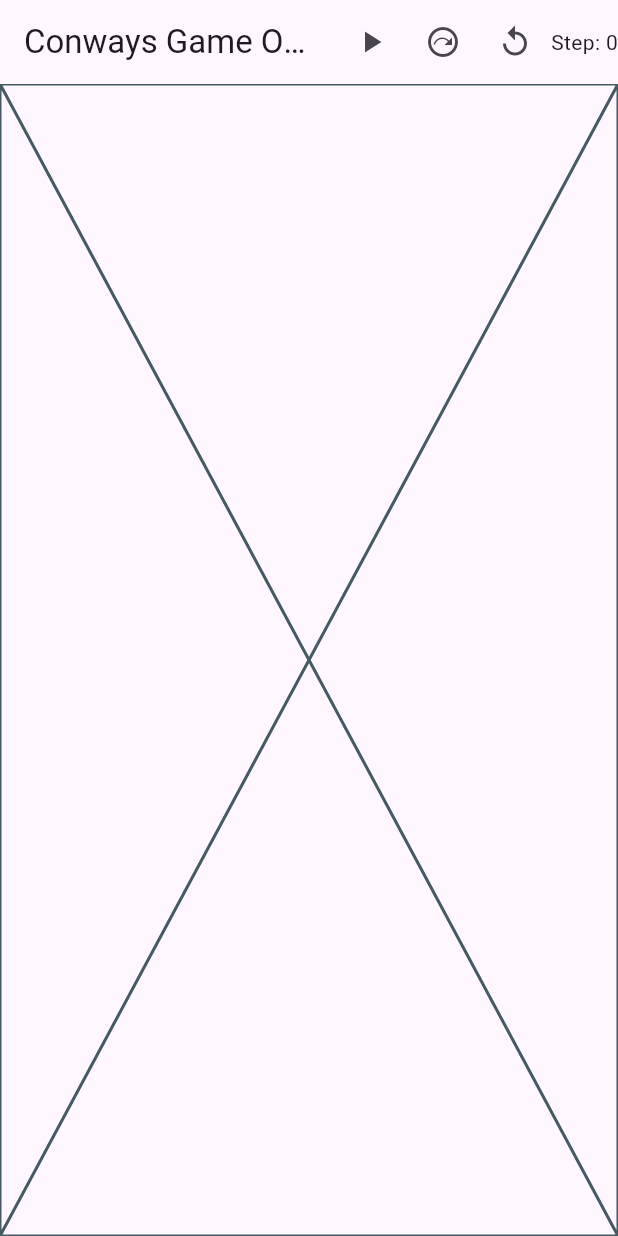
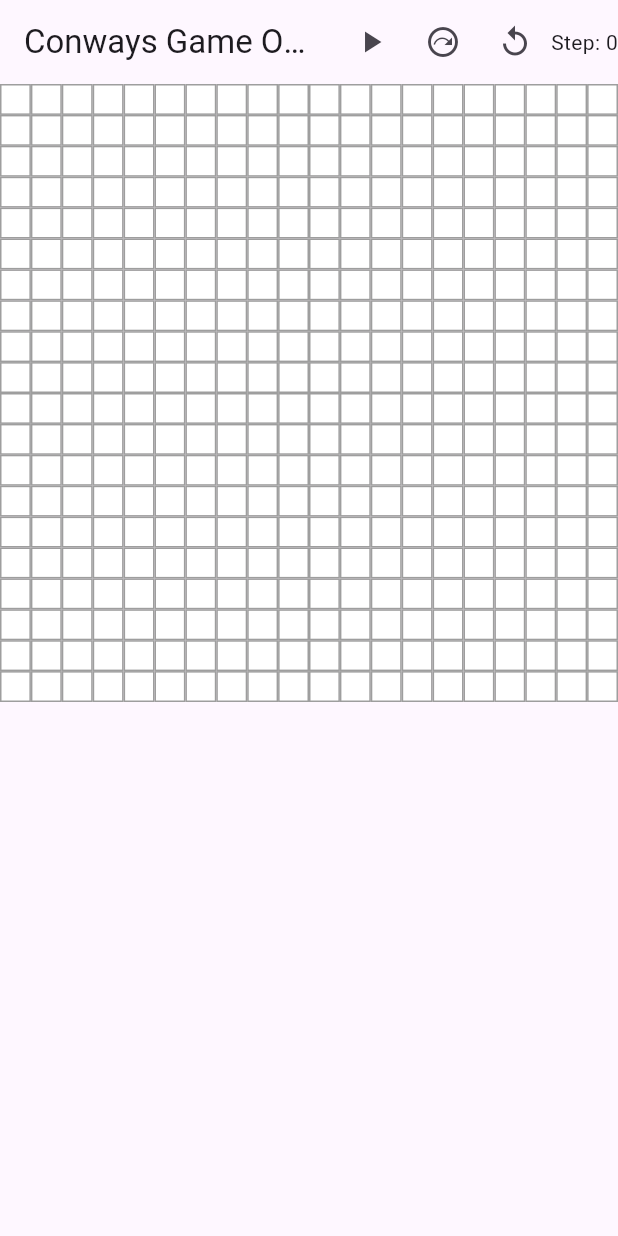
Before and after one commit to Luisg111/game_of_life, a Flutter app: the screen it shows after launch, after a tap on the "play arrow" icon, after a tap on the "replay" icon, on a phone screen of 412 x 824 dp. Run offline on Flutter 3.47's test engine with Material 3 defaults, Android fonts, the phone set to English and light mode, and no system bars; our stand-ins replace bloc, copy_with_extension, equatable, flutter_bloc.

Commit message:
added play field ui

```diff
--- a/lib/main.dart
+++ b/lib/main.dart
@@ -17,7 +17,7 @@
         colorScheme: ColorScheme.fromSeed(seedColor: Colors.deepPurple),
         useMaterial3: true,
       ),
-      home: const MainScreen()
+      home: const MainView()
     );
   }
 }
--- /dev/null
+++ b/lib/model/coordinate.dart
@@ -0,0 +1,15 @@
+import 'package:copy_with_extension/copy_with_extension.dart';
+import 'package:equatable/equatable.dart';
+
+part "coordinate.g.dart";
+
+@CopyWith()
+class Coordinates extends Equatable {
+  final int x;
+  final int y;
+
+  const Coordinates({required this.x, required this.y});
+
+  @override
+  List<Object?> get props => [x, y];
+}
--- a/lib/pages/main_screen/bloc/main_screen_bloc.dart
+++ b/lib/pages/main_screen/bloc/main_screen_bloc.dart
@@ -2,6 +2,7 @@ import 'package:bloc/bloc.dart';
 import 'package:copy_with_extension/copy_with_extension.dart';
 import 'package:equatable/equatable.dart';
 
+import '../../../model/coordinate.dart';
 import '../../../model/tile.dart';
 
 part 'main_screen_bloc.g.dart';
@@ -10,22 +11,57 @@ part 'main_screen_state.dart';
 
 part 'main_screen_event.dart';
 
+const int sizeX = 20;
+const int sizeY = 20;
+
 class MainScreenBloc extends Bloc<MainScreenEvent, MainScreenState> {
-  MainScreenBloc() : super(const MainScreenState()){
+  MainScreenBloc() : super(const MainScreenState()) {
     on<MainScreenPlayPressed>(_onMainScreenPlayPressed);
     on<MainScreenAdvanceSingleStep>(_onMainScreenAdvanceSingleStep);
     on<MainScreenResetPressed>(_onMainScreenResetPressed);
+    on<MainScreenTileKlicked>(_onMainScreenTileKlicked);
+    on<MainScreenInitialize>(_initialize);
+  }
+
+  void _initialize(MainScreenInitialize event, Emitter<MainScreenState> emit) {
+    _initializeTiles(emit);
+  }
+
+  void _onMainScreenTileKlicked(MainScreenTileKlicked event, Emitter<MainScreenState> emit) {
+    print('Tile clicked: ${event.coordinates}');
+    final tiles = Map.of(state.tiles);
+    final coordinates = event.coordinates;
+    tiles[coordinates] = !tiles[coordinates]!;
+    emit(state.copyWith(tiles: tiles));
   }
 
   void _onMainScreenPlayPressed(MainScreenPlayPressed event, Emitter<MainScreenState> emit) {
     emit(state.copyWith(isRunning: !state.isRunning));
   }
 
-  void _onMainScreenAdvanceSingleStep(MainScreenAdvanceSingleStep event, Emitter<MainScreenState> emit) {
+  void _onMainScreenAdvanceSingleStep(MainScreenAdvanceSingleStep event, Emitter<MainScreenState> emit) {}
 
+  void _onMainScreenResetPressed(MainScreenResetPressed event, Emitter<MainScreenState> emit) {
+    final tiles = <Coordinates, bool>{};
+    for (var i = 0; i < sizeX; i++) {
+      for (var j = 0; j < sizeY; j++) {
+        tiles[Coordinates(x: i, y: j)] = false;
+      }
+    }
+    emit(state.copyWith(
+      tiles: tiles,
+      isRunning: false,
+      step: 0,
+    ));
   }
 
-  void _onMainScreenResetPressed(MainScreenResetPressed event, Emitter<MainScreenState> emit) {
-    emit(const MainScreenState());
+  void _initializeTiles(Emitter<MainScreenState> emit) {
+    final tiles = <Coordinates, bool>{};
+    for (var i = 0; i < sizeX; i++) {
+      for (var j = 0; j < sizeY; j++) {
+        tiles[Coordinates(x: i, y: j)] = false;
+      }
+    }
+    emit(state.copyWith(tiles: tiles));
   }
 }
--- a/lib/pages/main_screen/bloc/main_screen_event.dart
+++ b/lib/pages/main_screen/bloc/main_screen_event.dart
@@ -1,6 +1,10 @@
 part of  "main_screen_bloc.dart";
 
 sealed class MainScreenEvent {}
+
+class MainScreenInitialize extends MainScreenEvent {
+  MainScreenInitialize();
+}
 
 class MainScreenPlayPressed extends MainScreenEvent {
   MainScreenPlayPressed();
@@ -13,3 +17,9 @@ class MainScreenAdvanceSingleStep extends MainScreenEvent {
 class MainScreenResetPressed extends MainScreenEvent {
   MainScreenResetPressed();
 }
+
+class MainScreenTileKlicked extends MainScreenEvent {
+  final Coordinates coordinates;
+
+  MainScreenTileKlicked(this.coordinates);
+}
--- a/lib/pages/main_screen/bloc/main_screen_state.dart
+++ b/lib/pages/main_screen/bloc/main_screen_state.dart
@@ -2,12 +2,12 @@ part of "main_screen_bloc.dart";
 
 @CopyWith()
 class MainScreenState extends Equatable {
-  final List<Tile> tiles;
+  final Map<Coordinates,bool> tiles;
   final bool isRunning;
   final int step;
 
   const MainScreenState({
-    this.tiles = const [],
+    this.tiles = const {},
     this.step = 0,
     this.isRunning = false,
   });
--- a/lib/pages/main_screen/view/main_screen.dart
+++ b/lib/pages/main_screen/view/main_screen.dart
@@ -1,16 +1,29 @@
 import 'package:flutter/material.dart';
 import 'package:flutter_bloc/flutter_bloc.dart';
 
+import '../../../model/coordinate.dart';
 import '../bloc/main_screen_bloc.dart';
 
-class MainScreen extends StatelessWidget {
+class MainView extends StatelessWidget {
+  const MainView({super.key});
+
+  @override
+  Widget build(BuildContext context) {
+    return BlocProvider(create: (context) => MainScreenBloc()..add(MainScreenInitialize()), child: const MainScreen());
+  }
+}
+
+class MainScreen extends StatefulWidget {
   const MainScreen({super.key});
 
   @override
+  State<MainScreen> createState() => _MainScreenState();
+}
+
+class _MainScreenState extends State<MainScreen> {
+  @override
   Widget build(BuildContext context) {
-    return BlocProvider(
-      create: (context) => MainScreenBloc(),
-      child: BlocBuilder<MainScreenBloc, MainScreenState>(builder: (context, state) {
+    return BlocBuilder<MainScreenBloc, MainScreenState>(builder: (context, state) {
       return Scaffold(
         appBar: AppBar(
           title: const Text('Conways Game Of Life'),
@@ -33,9 +46,23 @@ class MainScreen extends StatelessWidget {
             Text('Step: ${state.step}'),
           ],
         ),
-          body: const Placeholder(),
+        body: GridView.count(
+          crossAxisCount: sizeX,
+          children: List.generate(sizeX * sizeY, (index) {
+            final x = index % sizeX;
+            final y = index ~/ sizeX;
+            return GestureDetector(
+              onTap: () => context.read<MainScreenBloc>().add(MainScreenTileKlicked(Coordinates(x: x, y: y))),
+              child: Container(
+                decoration: BoxDecoration(
+                  border: Border.all(color: Colors.grey),
+                  color: state.tiles[Coordinates(x: x, y: y)] ?? false ? Colors.black : Colors.white,
+                ),
+              ),
             );
           }),
+        ),
       );
+    });
   }
 }
--- a/pubspec.yaml
+++ b/pubspec.yaml
@@ -38,6 +38,7 @@ dependencies:
   equatable: ^2.0.7
   bloc: ^9.0.0
   flutter_bloc: ^9.0.0
+  flutter_layout_grid: ^2.0.7
 
 dev_dependencies:
   flutter_test:
```
Also changed, not shown: lib/model/coordinate.g.dart (added), lib/pages/main_screen/bloc/main_screen_bloc.g.dart, pubspec.lock. Lines whose indentation alone changed are shown as unchanged.
